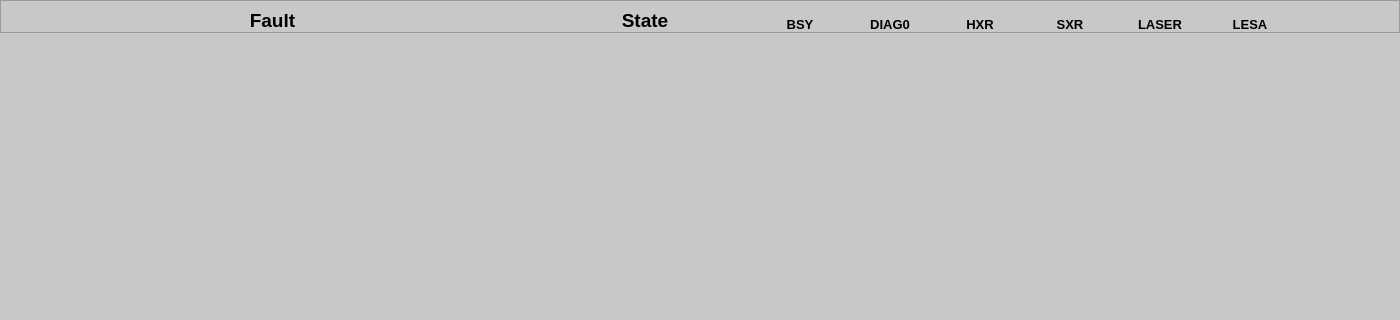
Qt form mps_logic.ui (ad-build-test/pydm-mps) before a commit; both pictures show x 0 to 1400 and y 0 to 320 of the 1400 by 500 pixel window.
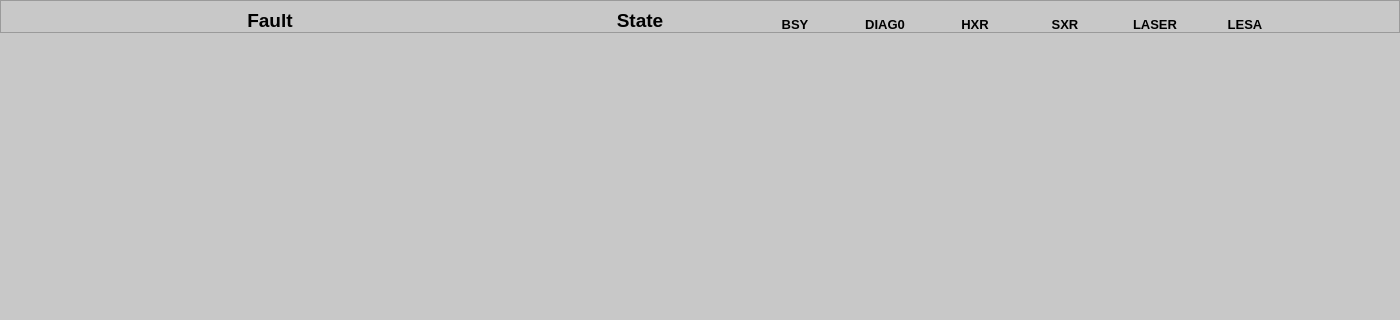
The same form after that commit. Custom widgets are drawn as their Qt base class.

Commit message: adjust size of display

Diff of the .ui file:
```diff
--- a/mps_logic.ui
+++ b/mps_logic.ui
@@ -383,7 +383,7 @@
         </property>
         <property name="sizeHint" stdset="0">
          <size>
-          <width>95</width>
+          <width>100</width>
           <height>20</height>
          </size>
         </property>
```
